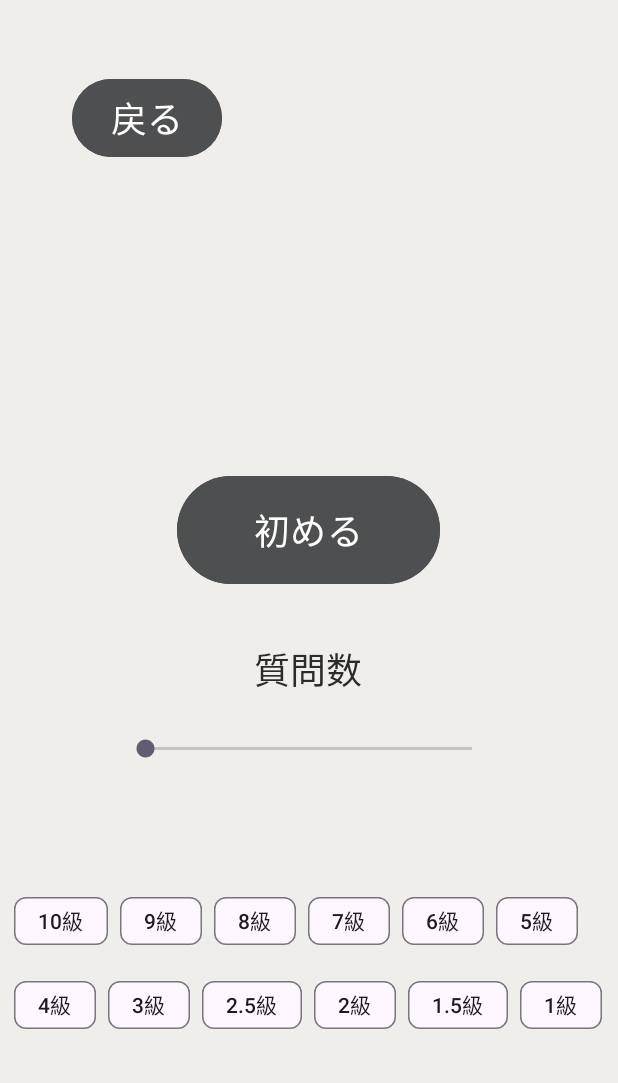
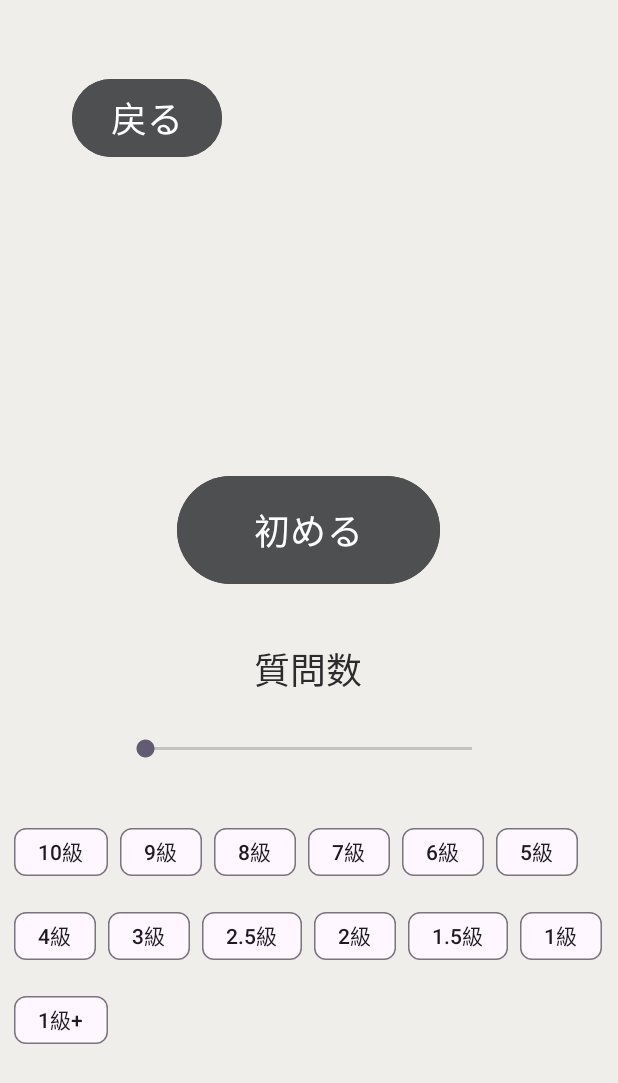
Before and after one commit to GraysonBannister/kanjikenteiapp, an Android app: the jukugoTestSelectionActivity screen opened directly, with no data from a screen before it, on a phone screen of 412 x 824 dp. Shown: the top 1083 px of the screen. Run offline under Robolectric (Android 15) with nearby library versions, the light colour scheme and no system bars; network calls fail.

Commit message:
added jukugo test

```diff
--- a/app/src/main/AndroidManifest.xml
+++ b/app/src/main/AndroidManifest.xml
@@ -21,7 +21,7 @@
             android:theme="@style/Theme.KanjiTest" />
         <activity
             android:name=".jukugoTestSelectionActivity"
-            android:exported="false" />
+            android:exported="true" />
         <activity
             android:name=".YojijukugoTestSelectionActivity"
             android:exported="true" />
--- a/app/src/main/java/com/example/kanjitest/jukugoTestSelectionActivity.java
+++ b/app/src/main/java/com/example/kanjitest/jukugoTestSelectionActivity.java
@@ -47,10 +47,10 @@ public class jukugoTestSelectionActivity extends AppCompatActivity {
         levelChipGroup = findViewById(R.id.jukugoLevelChipGroup);
 
         //Initiate the DatabaseHelper
-        jukugoDatabaseHelper kanjiDatabaseHelper = new jukugoDatabaseHelper(this);
+        jukugoDatabaseHelper jukugoDatabaseHelper = new jukugoDatabaseHelper(this);
 
         try {
-            kanjiDatabaseHelper.createDatabase();
+            jukugoDatabaseHelper.createDatabase();
         } catch (IOException ioe) {
             Toast.makeText(this, "データベース構築中に問題が発生しました。", Toast.LENGTH_SHORT).show();
         }
--- a/app/src/main/res/layout/jukugo_testselection.xml
+++ b/app/src/main/res/layout/jukugo_testselection.xml
@@ -115,6 +115,13 @@
             android:checkable="true"
             android:tag="1.0"
             android:text="1級" />
+        <com.google.android.material.chip.Chip
+            android:id="@+id/levelZero"
+            android:layout_width="wrap_content"
+            android:layout_height="wrap_content"
+            android:checkable="true"
+            android:tag="0.0"
+            android:text="1級+" />
     </com.google.android.material.chip.ChipGroup>
 
     <Button
```
Also changed, not shown: app/src/main/java/com/example/kanjitest/QuestionDAO.java (+8 -6 lines), app/src/main/java/com/example/kanjitest/jukugoTest.java (+13 -1 lines), app/src/main/assets/KanjiDatabasev3.db (deleted), app/src/main/assets/Kanji_Databasev2.db (deleted), app/src/main/assets/allJukugoExample.db (added).
